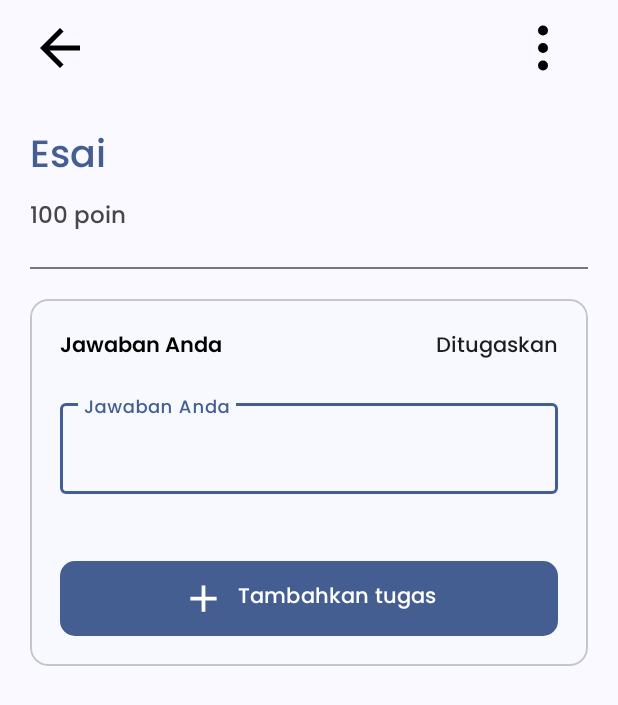
After one commit to Zierch/StudyConnect, an Android app: the layout jawaban_esai_dialog.xml on its own in the app's theme, with its tools: preview values and no code run, on a phone screen of 412 x 824 dp. The commit adds this screen. Shown: the top 705 px of the screen. Run offline under Robolectric (Android 15) with nearby library versions, the phone set to English and light mode, and no system bars.

Commit message:
add desain tambah jawaban lampiran dan esai

```diff
--- /dev/null
+++ b/app/src/main/res/drawable/baseline_arrow_back_24.xml
@@ -0,0 +1,5 @@
+<vector xmlns:android="http://schemas.android.com/apk/res/android" android:autoMirrored="true" android:height="24dp" android:tint="#000000" android:viewportHeight="24" android:viewportWidth="24" android:width="24dp">
+
+    <path android:fillColor="@android:color/white" android:pathData="M20,11H7.83l5.59,-5.59L12,4l-8,8 8,8 1.41,-1.41L7.83,13H20v-2z"/>
+
+</vector>
--- /dev/null
+++ b/app/src/main/res/drawable/baseline_keyboard_arrow_down_24.xml
@@ -0,0 +1,5 @@
+<vector xmlns:android="http://schemas.android.com/apk/res/android" android:height="24dp" android:tint="#000000" android:viewportHeight="24" android:viewportWidth="24" android:width="24dp">
+
+    <path android:fillColor="@android:color/white" android:pathData="M7.41,8.59L12,13.17l4.59,-4.58L18,10l-6,6 -6,-6 1.41,-1.41z"/>
+
+</vector>
--- /dev/null
+++ b/app/src/main/res/layout/jawaban_esai_dialog.xml
@@ -0,0 +1,135 @@
+<?xml version="1.0" encoding="utf-8"?>
+<androidx.constraintlayout.widget.ConstraintLayout xmlns:android="http://schemas.android.com/apk/res/android"
+    xmlns:app="http://schemas.android.com/apk/res-auto"
+    xmlns:tools="http://schemas.android.com/tools"
+    android:layout_width="match_parent"
+    android:layout_height="match_parent">
+
+    <androidx.appcompat.widget.Toolbar
+        android:id="@+id/toolbar"
+        android:layout_width="match_parent"
+        android:layout_height="wrap_content"
+        android:background="@color/md_theme_background"
+        android:paddingStart="20dp"
+        android:theme="@style/ThemeOverlay.AppCompat.ActionBar"
+        app:layout_constraintEnd_toEndOf="parent"
+        app:layout_constraintStart_toStartOf="parent"
+        app:layout_constraintTop_toTopOf="parent"
+        tools:ignore="RtlSymmetry">
+
+        <ImageView
+            android:layout_width="40dp"
+            android:layout_height="40dp"
+            android:background="@drawable/baseline_arrow_back_24"
+            android:backgroundTint="@color/black"
+            android:contentDescription="@string/back" />
+
+        <ImageView
+            android:id="@+id/settings_esai"
+            android:layout_width="40dp"
+            android:layout_height="40dp"
+            android:layout_gravity="end"
+            android:layout_marginEnd="30dp"
+            android:background="@drawable/ic_more"
+            android:backgroundTint="@color/black"
+            android:contentDescription="@string/text_settings" />
+
+    </androidx.appcompat.widget.Toolbar>
+
+    <TextView
+        android:id="@+id/textView4"
+        android:layout_width="wrap_content"
+        android:layout_height="wrap_content"
+        android:layout_margin="20dp"
+        android:text="@string/esai"
+        android:textColor="@color/md_theme_primary"
+        android:textSize="25sp"
+        app:layout_constraintStart_toStartOf="parent"
+        app:layout_constraintTop_toBottomOf="@+id/toolbar" />
+
+    <TextView
+        android:id="@+id/textView6"
+        android:layout_width="wrap_content"
+        android:layout_height="wrap_content"
+        android:layout_marginTop="5dp"
+        android:text="@string/text_poin"
+        android:textSize="15sp"
+        app:layout_constraintStart_toStartOf="@+id/textView4"
+        app:layout_constraintTop_toBottomOf="@+id/textView4" />
+
+    <View
+        android:id="@+id/divider1"
+        android:layout_width="match_parent"
+        android:layout_height="1dp"
+        android:layout_margin="20dp"
+        android:background="@color/md_theme_outline"
+        app:layout_constraintEnd_toEndOf="parent"
+        app:layout_constraintStart_toStartOf="parent"
+        app:layout_constraintTop_toBottomOf="@+id/textView6" />
+
+    <com.google.android.material.card.MaterialCardView
+        android:layout_width="match_parent"
+        android:layout_height="wrap_content"
+        android:layout_margin="20dp"
+        app:layout_constraintTop_toBottomOf="@+id/divider1"
+        tools:layout_editor_absoluteX="20dp">
+
+        <androidx.constraintlayout.widget.ConstraintLayout
+            android:layout_width="match_parent"
+            android:layout_height="wrap_content"
+            android:padding="20dp">
+
+            <TextView
+                android:id="@+id/textView7"
+                style="@style/TextSemiBold"
+                android:layout_width="wrap_content"
+                android:layout_height="wrap_content"
+                android:text="@string/text_jawaban"
+                android:textColor="@color/black"
+                app:layout_constraintStart_toStartOf="parent"
+                app:layout_constraintTop_toTopOf="parent" />
+
+            <TextView
+                android:layout_width="wrap_content"
+                android:layout_height="wrap_content"
+                android:text="@string/ditugaskan"
+                android:textColor="@color/md_theme_onSurface"
+                app:layout_constraintEnd_toEndOf="parent"
+                app:layout_constraintTop_toTopOf="parent" />
+
+            <com.google.android.material.textfield.TextInputLayout
+                android:id="@+id/textInputLayout"
+                android:layout_width="match_parent"
+                android:layout_height="wrap_content"
+                android:layout_marginTop="20dp"
+                app:boxStrokeColor="@color/md_theme_primary"
+                app:errorEnabled="true"
+                app:layout_constraintEnd_toEndOf="parent"
+                app:layout_constraintStart_toStartOf="parent"
+                app:layout_constraintTop_toBottomOf="@+id/textView7">
+
+                <com.google.android.material.textfield.TextInputEditText
+                    android:id="@+id/edt_jawaban_esai"
+                    android:layout_width="match_parent"
+                    android:layout_height="wrap_content"
+                    android:hint="@string/text_jawaban"
+                    android:inputType="text"
+                    android:textSize="15sp" />
+            </com.google.android.material.textfield.TextInputLayout>
+
+            <com.google.android.material.button.MaterialButton
+                android:layout_width="match_parent"
+                android:layout_height="wrap_content"
+                android:layout_marginTop="20dp"
+                android:background="@drawable/button"
+                android:text="@string/text_tambah_tugas"
+                android:textAlignment="center"
+                app:icon="@drawable/ic_add"
+                app:iconGravity="textStart"
+                app:iconSize="30dp"
+                app:layout_constraintEnd_toEndOf="@+id/textInputLayout"
+                app:layout_constraintStart_toStartOf="@+id/textInputLayout"
+                app:layout_constraintTop_toBottomOf="@+id/textInputLayout" />
+        </androidx.constraintlayout.widget.ConstraintLayout>
+    </com.google.android.material.card.MaterialCardView>
+</androidx.constraintlayout.widget.ConstraintLayout>
--- a/app/src/main/res/values/strings.xml
+++ b/app/src/main/res/values/strings.xml
@@ -42,4 +42,13 @@
     <string name="text_pertanyaan">Pertanyaan</string>
     <string name="text_materi">Materi</string>
     <string name="text_topik">Topik</string>
+    <string name="text_swipe_down">Swipe Down</string>
+    <string name="tak_ada_batas_waktu">Tak ada batas waktu</string>
+    <string name="text_empty_lampiran">Tidak ada lampiran diupload</string>
+    <string name="text_tambah_tugas">Tambahkan tugas</string>
+    <string name="back">kembali</string>
+    <string name="text_poin">100 poin</string>
+    <string name="esai">Esai</string>
+    <string name="text_jawaban">Jawaban Anda</string>
+    <string name="ditugaskan">Ditugaskan</string>
 </resources>
```
Also changed, not shown: app/src/main/res/layout/jawaban_lampiran_dialog.xml (added, +120 -0 lines).
